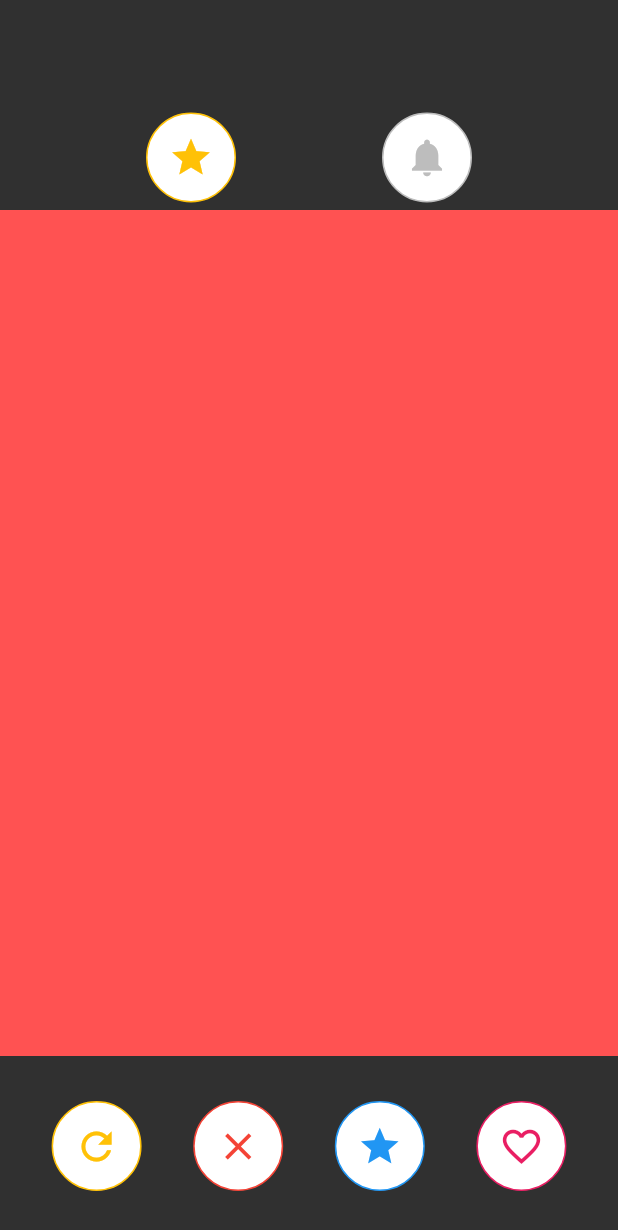
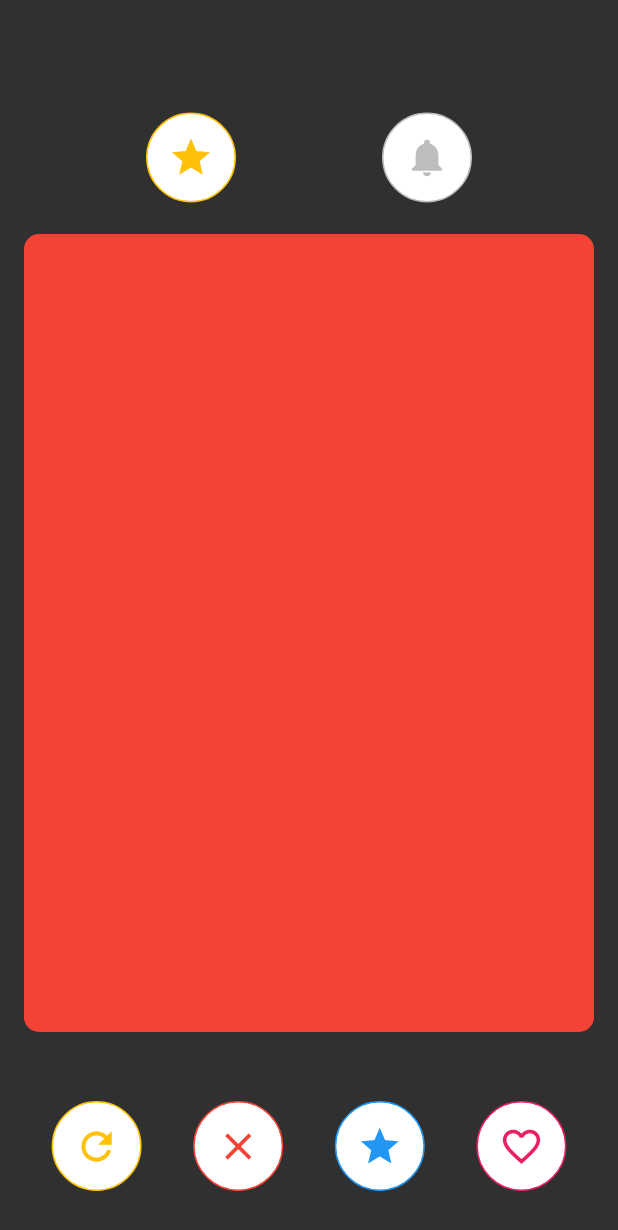
Before and after one commit to Madduxv/feast_friends, a Flutter app: the screen it shows after launch, on a phone screen of 412 x 824 dp. Shown: the top 1230 px of the screen. Run offline on Flutter 3.47's test engine with Material 2 defaults, Android fonts, the phone set to English and light mode, and no system bars; drawn by our look-alikes of swipe_cards.

```diff
--- a/lib/main.dart
+++ b/lib/main.dart
@@ -1,4 +1,5 @@
 import 'package:flutter/material.dart';
+import 'package:swipe_cards/swipe_cards.dart';
 import 'package:what_to_eat_app/widgets/appBar.dart';
 import 'package:what_to_eat_app/widgets/bottomBar.dart';
 //rename to feast friend
@@ -27,6 +28,26 @@ class Home extends StatefulWidget {
 }
 
 class _HomeState extends State<Home> {
+  List<SwipeItem> _swipeItems = <SwipeItem>[];
+  MatchEngine? _matchEngine;
+  List<String> names = [ /* TODO */
+      'John'
+      'nathan'
+      'mark'];
+
+  @override
+  void initState(){
+    for(int i = 0; i<names.length; i++) {
+      _swipeItems.add(SwipeItem(content: Content(text: names[i]),
+      likeAction: (){},
+      nopeAction: (){},
+      superlikeAction: (){}
+      ));
+    }
+    _matchEngine = MatchEngine(swipeItems: _swipeItems);
+    super.initState();
+  }
+
   @override
   Widget build(BuildContext context) {
     return Scaffold(
@@ -35,7 +56,23 @@ class _HomeState extends State<Home> {
           children: [
             SizedBox(height: 70),
             TopBar(),
-            Expanded(child: Container(color: Colors.redAccent)),
+            Expanded(child: Container(
+              child: SwipeCards(
+                matchEngine: _matchEngine!,
+                itemBuilder: (BuildContext context, int index) {
+                  return Container(
+                    decoration: BoxDecoration(
+                      color: Colors.red,
+                      borderRadius: BorderRadius.circular(10)),
+                    padding: EdgeInsets.all(20),
+                  );
+                },
+                onStackFinished: (){
+                  return ScaffoldMessenger.of(context).showSnackBar(
+                      SnackBar(content: Text('The List is over')));
+                },
+              ),
+            )),
             BottomBar()
           ]
         ),
@@ -44,3 +81,8 @@ class _HomeState extends State<Home> {
 
   }
 }
+
+class Content{
+  final String? text;
+  Content({this.text});
+}
--- /dev/null
+++ b/lib/utils/constants.dart
@@ -0,0 +1,3 @@
+List images = [
+  //TODO
+];
--- a/lib/widgets/appBar.dart
+++ b/lib/widgets/appBar.dart
@@ -13,11 +13,9 @@ class _TopBarState extends State<TopBar> {
   Widget build(BuildContext context) {
     return Container(
       height: 70,
-      //color: Colors.deepPurpleAccent,
       child: Row(
         mainAxisAlignment: MainAxisAlignment.spaceEvenly,
         children: [
-          //imageWidget('assets/logo.png'),
           buttonWidget(Icons.star, Colors.amber),
           buttonWidget(Icons.notifications, Colors.grey.shade400),
         ],
--- a/pubspec.yaml
+++ b/pubspec.yaml
@@ -30,7 +30,7 @@ environment:
 dependencies:
   flutter:
     sdk: flutter
-
+  swipe_cards: ^0.1.0
 
   # The following adds the Cupertino Icons font to your application.
   # Use with the CupertinoIcons class for iOS style icons.
```
Also changed, not shown: pubspec.lock.
